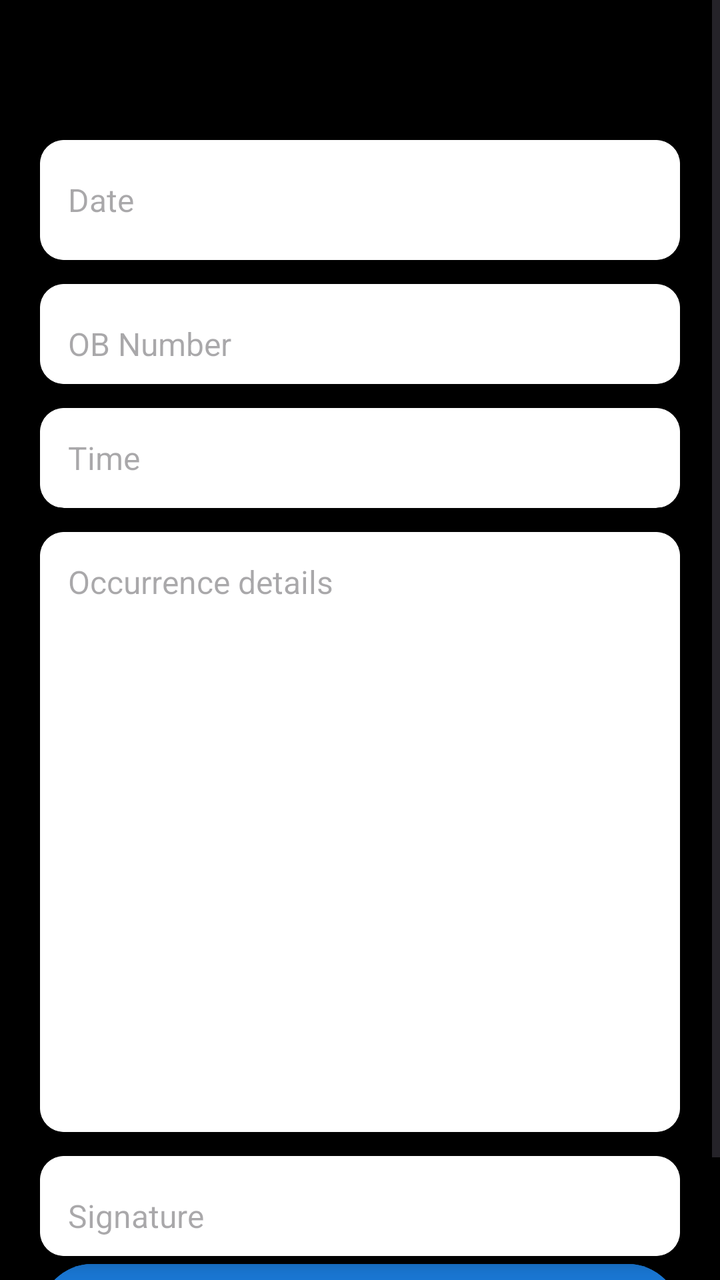
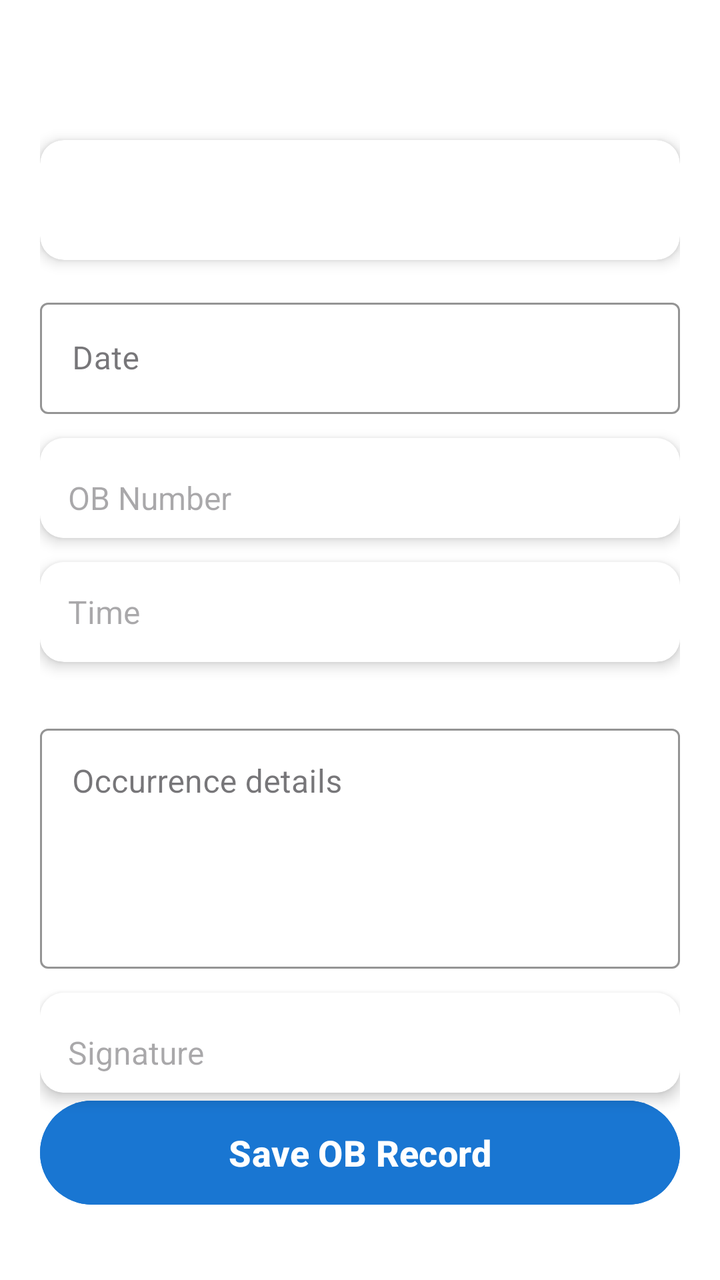

Screens rendered from an Android XML layout before and after an edit, with the pre-edit source and the edit as a unified diff.
<!-- AndroidManifest.xml: application theme Theme.App -->
<!-- res/layout/activity_home.xml -->
<ScrollView xmlns:android="http://schemas.android.com/apk/res/android"
    xmlns:app="http://schemas.android.com/apk/res-auto"
    android:layout_width="match_parent"
    android:layout_height="match_parent"
    xmlns:tools="http://schemas.android.com/tools"
    tools:context=".HomeActivity">
<LinearLayout
    android:id="@+id/main"
    android:layout_width="match_parent"
    android:layout_height="wrap_content"
    android:orientation="vertical"
    android:background="#000000"
    android:padding="20dp">
    
    <androidx.cardview.widget.CardView
        android:layout_width="match_parent"
        android:layout_height="60dp"
        android:layout_marginTop="50dp"
        app:cardCornerRadius="12dp"
        app:cardElevation="4dp">

        <EditText
            android:id="@+id/date"
            android:background="#FFFF"
            android:layout_width="match_parent"
            android:layout_height="60dp"
            android:hint="Date"
            android:textColor="#000000"
            android:padding="14dp"
            android:textAppearance="@color/black"
            android:textSize="16sp"
            android:inputType="date"/>
    </androidx.cardview.widget.CardView>

    
    <androidx.cardview.widget.CardView
        android:layout_width="match_parent"
        android:layout_height="50dp"
        android:layout_marginTop="12dp"
        app:cardCornerRadius="12dp"
        app:cardElevation="4dp">

        <EditText
            android:id="@+id/obNumber"
            android:layout_width="match_parent"
            android:layout_height="60dp"
            android:hint="OB Number"
            android:textColor="#000000"
            android:padding="14dp"
            android:background="#FFFF"
            android:textSize="16sp"
            android:inputType="number"/>
    </androidx.cardview.widget.CardView>

    
    <androidx.cardview.widget.CardView
        android:layout_width="match_parent"
        android:layout_height="50dp"
        android:layout_marginTop="12dp"
        app:cardCornerRadius="12dp"
        app:cardElevation="4dp">

        <EditText
            android:id="@+id/time"
            android:layout_width="match_parent"
            android:layout_height="wrap_content"
            android:hint="Time"
            android:padding="14dp"
            android:background="#FFFF"
            android:textColor="#000000"
            android:textSize="16sp"
            android:inputType="time"/>
    </androidx.cardview.widget.CardView>

    
    <androidx.cardview.widget.CardView
        android:layout_width="match_parent"
        android:layout_height="wrap_content"
        android:layout_marginTop="12dp"
        app:cardCornerRadius="12dp"
        app:cardElevation="4dp">

        <EditText
            android:id="@+id/occurrence"
            android:layout_width="match_parent"
            android:layout_height="300dp"
            android:background="#FFFF"
            android:textColor="#000000"
            android:minHeight="120dp"
            android:hint="Occurrence details"
            android:padding="14dp"
            android:textSize="16sp"
            android:inputType="textMultiLine"
            android:gravity="top|start"/>
    </androidx.cardview.widget.CardView>

    
    <androidx.cardview.widget.CardView
        android:layout_width="match_parent"
        android:layout_height="50dp"
        android:layout_marginTop="12dp"
        app:cardCornerRadius="12dp"
        app:cardElevation="4dp">

        <EditText
            android:id="@+id/sign"
            android:background="#FFFF"
            android:textColor="#000000"
            android:layout_width="match_parent"
            android:layout_height="60dp"
            android:hint="Signature"
            android:padding="14dp"
            android:textSize="16sp"/>
    </androidx.cardview.widget.CardView>
    
    <Button
        android:id="@+id/saveBtn"
        android:layout_width="match_parent"
        android:layout_height="60dp"
        android:text="Save OB Record"
        android:textSize="18sp"
        android:textStyle="bold"
        android:backgroundTint="#1976D2"
        android:textColor="@android:color/white"/>

</LinearLayout>

</ScrollView>
<!-- resources referenced by this layout -->
<resources>
  <color name="black">#FF000000</color>
  <style name="Theme.App" parent="Base.Theme.App" />
  <style name="Base.Theme.App" parent="Theme.Material3.DayNight.NoActionBar">
          <item name="colorPrimary">#1A73E8</item>
  
      </style>
</resources>

<!-- the commit's change to res/layout/activity_home.xml (unified diff, before → after) -->
@@ -3,13 +3,14 @@
     android:layout_width="match_parent"
     android:layout_height="match_parent"
     xmlns:tools="http://schemas.android.com/tools"
+    android:background="#FFFF"
     tools:context=".HomeActivity">
 <LinearLayout
     android:id="@+id/main"
     android:layout_width="match_parent"
     android:layout_height="wrap_content"
     android:orientation="vertical"
-    android:background="#000000"
+    android:background="#FFFF"
     android:padding="20dp">
     
     <androidx.cardview.widget.CardView
@@ -17,21 +18,23 @@
         android:layout_height="60dp"
         android:layout_marginTop="50dp"
         app:cardCornerRadius="12dp"
-        app:cardElevation="4dp">
+        app:cardElevation="4dp"/>
+    <com.google.android.material.textfield.TextInputLayout
+        android:layout_width="match_parent"
+        android:layout_height="wrap_content"
+        android:layout_marginTop="16dp"
+        android:hint="Date"
+        style="@style/Widget.MaterialComponents.TextInputLayout.OutlinedBox"
+        app:boxStrokeColor="@android:color/black"
+        app:hintTextColor="@android:color/black">
 
-        <EditText
+        <com.google.android.material.textfield.TextInputEditText
             android:id="@+id/date"
-            android:background="#FFFF"
             android:layout_width="match_parent"
-            android:layout_height="60dp"
-            android:hint="Date"
-            android:textColor="#000000"
-            android:padding="14dp"
-            android:textAppearance="@color/black"
-            android:textSize="16sp"
+            android:layout_height="wrap_content"
+            android:textColor="@android:color/black"
             android:inputType="date"/>
-    </androidx.cardview.widget.CardView>
-
+    </com.google.android.material.textfield.TextInputLayout>
     
     <androidx.cardview.widget.CardView
         android:layout_width="match_parent"
@@ -78,21 +81,25 @@
         android:layout_height="wrap_content"
         android:layout_marginTop="12dp"
         app:cardCornerRadius="12dp"
-        app:cardElevation="4dp">
+        app:cardElevation="4dp"/>
 
-        <EditText
+    <com.google.android.material.textfield.TextInputLayout
+        android:layout_width="match_parent"
+        android:layout_height="wrap_content"
+        android:layout_marginTop="16dp"
+        android:hint="Occurrence details"
+        style="@style/Widget.MaterialComponents.TextInputLayout.OutlinedBox"
+        app:boxStrokeColor="@android:color/black"
+        app:hintTextColor="@android:color/black">
+
+        <com.google.android.material.textfield.TextInputEditText
             android:id="@+id/occurrence"
             android:layout_width="match_parent"
-            android:layout_height="300dp"
-            android:background="#FFFF"
-            android:textColor="#000000"
-            android:minHeight="120dp"
-            android:hint="Occurrence details"
-            android:padding="14dp"
-            android:textSize="16sp"
-            android:inputType="textMultiLine"
-            android:gravity="top|start"/>
-    </androidx.cardview.widget.CardView>
+            android:layout_height="120dp"
+            android:gravity="top"
+            android:textColor="@android:color/black"
+            android:inputType="textMultiLine"/>
+    </com.google.android.material.textfield.TextInputLayout>
 
     
     <androidx.cardview.widget.CardView
<!-- resource entries referenced after the edit -->
@@ -1,10 +1,10 @@
 <!-- resources referenced by this layout -->
 <resources>
-  <color name="black">#FF000000</color>
   <style name="Theme.App" parent="Base.Theme.App" />
   <style name="Base.Theme.App" parent="Theme.Material3.DayNight.NoActionBar">
           <item name="colorPrimary">#1A73E8</item>
   
+  
       </style>
 </resources>
 
